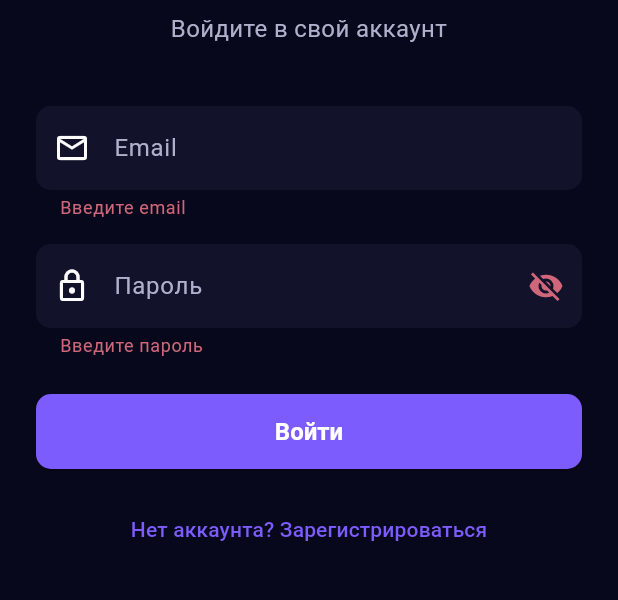
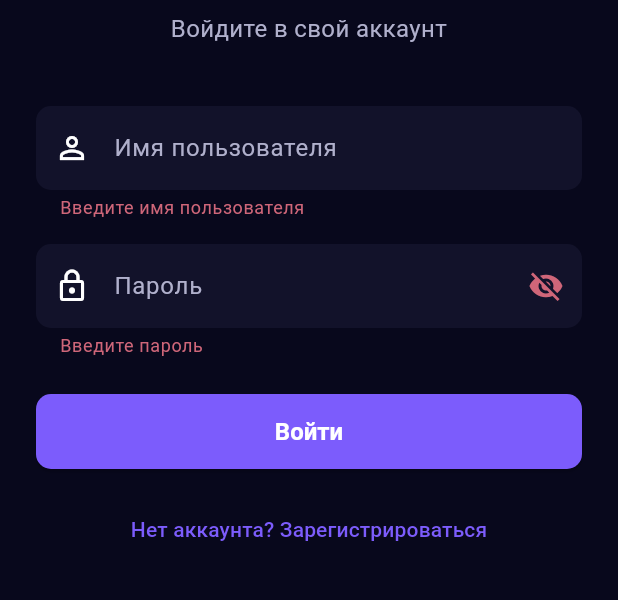
Before and after one commit to OlegSolomatin/super-app, a Flutter app: the screen it shows after launch, after a tap on "Войти", on a phone screen of 412 x 824 dp, the part 422-1022 px from its top. Run offline on Flutter 3.47's test engine with Material 3 defaults, Android fonts, the light colour scheme and no system bars; our stand-ins replace dio, go_router, phosphor_flutter, shared_preferences; accounts and stored records are empty.

Commit message:
feat: replace email login field with username login (v23)

```diff
--- a/app/lib/features/auth/data/auth_repository.dart
+++ b/app/lib/features/auth/data/auth_repository.dart
@@ -24,13 +24,13 @@ class AuthRepository {
   }
 
   Future<AuthTokens> login({
-    required String email,
+    required String username,
     required String password,
   }) async {
     final response = await _dio.post(
       '/auth/login',
       data: {
-        'email': email,
+        'username': username,
         'password': password,
       },
     );
--- a/app/lib/features/auth/presentation/login_page.dart
+++ b/app/lib/features/auth/presentation/login_page.dart
@@ -15,7 +15,7 @@ class LoginPage extends StatefulWidget {
 }
 
 class _LoginPageState extends State<LoginPage> {
-  final _emailController = TextEditingController();
+  final _usernameController = TextEditingController();
   final _passwordController = TextEditingController();
   final _formKey = GlobalKey<FormState>();
   bool _isLoading = false;
@@ -23,7 +23,7 @@ class _LoginPageState extends State<LoginPage> {
 
   @override
   void dispose() {
-    _emailController.dispose();
+    _usernameController.dispose();
     _passwordController.dispose();
     super.dispose();
   }
@@ -39,7 +39,7 @@ class _LoginPageState extends State<LoginPage> {
       final authRepository = AuthRepository(dioClient.dio);
 
       final tokens = await authRepository.login(
-        email: _emailController.text.trim(),
+        username: _usernameController.text.trim(),
         password: _passwordController.text,
       );
 
@@ -144,18 +144,19 @@ class _LoginPageState extends State<LoginPage> {
                         ),
                         SizedBox(height: isDesktop ? 32 : 40),
                         TextFormField(
-                          controller: _emailController,
-                          keyboardType: TextInputType.emailAddress,
+                          controller: _usernameController,
+                          keyboardType: TextInputType.text,
+                          textCapitalization: TextCapitalization.none,
                           decoration: const InputDecoration(
-                            labelText: 'Email',
-                            prefixIcon: Icon(Icons.email_outlined),
+                            labelText: 'Имя пользователя',
+                            prefixIcon: Icon(Icons.person_outline),
                           ),
                           validator: (value) {
                             if (value == null || value.trim().isEmpty) {
-                              return 'Введите email';
+                              return 'Введите имя пользователя';
                             }
-                            if (!value.contains('@')) {
-                              return 'Некорректный email';
+                            if (value.trim().length < 2) {
+                              return 'Минимум 2 символа';
                             }
                             return null;
                           },
```
Also changed, not shown: 4 other files.
